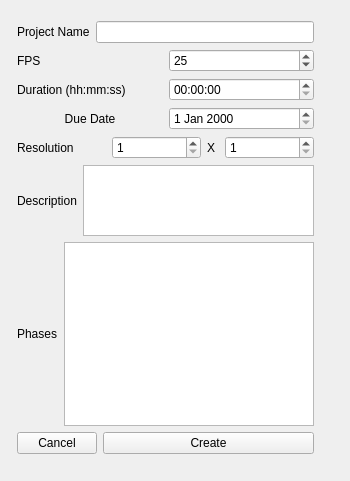
Before: the Qt Designer form DPSPipeline/widgets/createprojectwidget/ui/createprojectwidget.ui in kanooshka/DPS_PIPELINE, drawn with Qt 5.
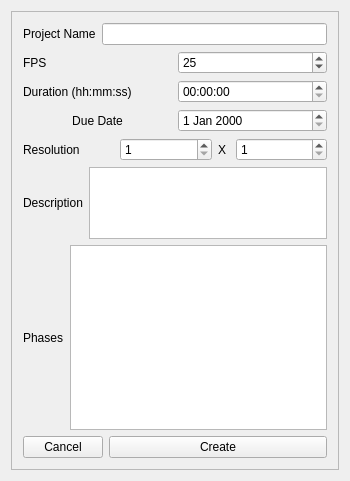
After: the same form once the commit is applied.

Commit message: Added ability to scroll with create project window

```diff
--- a/DPSPipeline/widgets/createprojectwidget/ui/createprojectwidget.ui
+++ b/DPSPipeline/widgets/createprojectwidget/ui/createprojectwidget.ui
@@ -31,15 +31,23 @@
   <property name="windowTitle">
    <string>Widget</string>
   </property>
-  <widget class="QWidget" name="">
+  <layout class="QGridLayout" name="gridLayout">
+   <item row="0" column="0">
+    <widget class="QScrollArea" name="scrollArea">
+     <property name="widgetResizable">
+      <bool>true</bool>
+     </property>
+     <widget class="QWidget" name="scrollAreaWidgetContents">
    <property name="geometry">
     <rect>
-     <x>6</x>
-     <y>10</y>
-     <width>319</width>
-     <height>455</height>
-    </rect>
-   </property>
+        <x>0</x>
+        <y>0</y>
+        <width>330</width>
+        <height>461</height>
+       </rect>
+      </property>
+      <layout class="QGridLayout" name="gridLayout_2">
+       <item row="0" column="0">
    <layout class="QVBoxLayout" name="verticalLayout">
     <item>
      <layout class="QHBoxLayout" name="horizontalLayout_9">
@@ -290,7 +298,12 @@
      </layout>
     </item>
    </layout>
-  </widget>
+       </item>
+      </layout>
+     </widget>
+    </widget>
+   </item>
+  </layout>
  </widget>
  <layoutdefault spacing="6" margin="11"/>
  <resources/>
```
Lines whose indentation alone changed are shown as unchanged.
